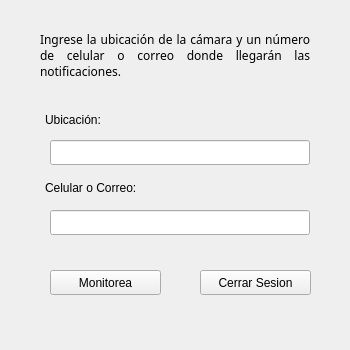
The window that Cliente/UI/monitoringWindow.ui (5lander/weaponDetectionSystem) describes before a commit, drawn with Qt 5.
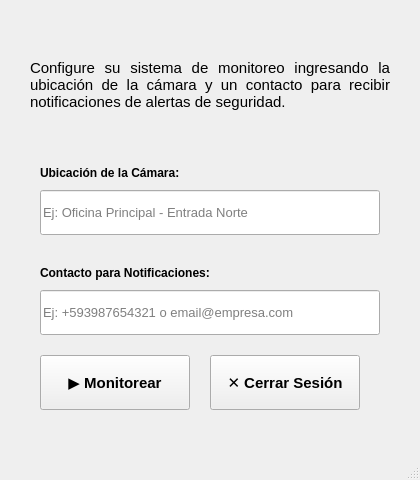
The same window after the commit. Icons and pictures are not drawn.

The edit to the form file:
```diff
--- a/Cliente/UI/monitoringWindow.ui
+++ b/Cliente/UI/monitoringWindow.ui
@@ -6,20 +6,20 @@
    <rect>
     <x>0</x>
     <y>0</y>
-    <width>350</width>
-    <height>350</height>
+    <width>420</width>
+    <height>480</height>
    </rect>
   </property>
   <property name="minimumSize">
    <size>
-    <width>350</width>
-    <height>350</height>
+    <width>420</width>
+    <height>480</height>
    </size>
   </property>
   <property name="maximumSize">
    <size>
-    <width>350</width>
-    <height>350</height>
+    <width>420</width>
+    <height>480</height>
    </size>
   </property>
   <property name="windowTitle">
@@ -29,20 +29,22 @@
    <widget class="QLabel" name="infoText">
     <property name="geometry">
      <rect>
-      <x>40</x>
-      <y>20</y>
-      <width>270</width>
-      <height>71</height>
+      <x>30</x>
+      <y>30</y>
+      <width>360</width>
+      <height>110</height>
      </rect>
     </property>
     <property name="font">
      <font>
-      <family>Arial Black</family>
-      <pointsize>9</pointsize>
+      <family>Segoe UI</family>
+      <pointsize>11</pointsize>
+      <weight>50</weight>
+      <bold>false</bold>
      </font>
     </property>
     <property name="text">
-     <string>Ingrese la ubicación de la cámara y un número de celular o correo donde llegarán las notificaciones.</string>
+     <string>Configure su sistema de monitoreo ingresando la ubicación de la cámara y un contacto para recibir notificaciones de alertas de seguridad.</string>
     </property>
     <property name="scaledContents">
      <bool>false</bool>
@@ -57,118 +59,156 @@
    <widget class="QLabel" name="ubicationLabel">
     <property name="geometry">
      <rect>
-      <x>45</x>
-      <y>110</y>
-      <width>270</width>
-      <height>20</height>
+      <x>40</x>
+      <y>160</y>
+      <width>220</width>
+      <height>25</height>
      </rect>
     </property>
     <property name="font">
      <font>
-      <family>Arial</family>
+      <family>Segoe UI</family>
+      <pointsize>9</pointsize>
+      <weight>75</weight>
+      <bold>true</bold>
      </font>
     </property>
     <property name="text">
-     <string>Ubicación:</string>
+     <string>Ubicación de la Cámara:</string>
     </property>
    </widget>
-   <widget class="QLabel" name="receiveLabel">
-    <property name="geometry">
-     <rect>
-      <x>45</x>
-      <y>180</y>
-      <width>270</width>
-      <height>16</height>
-     </rect>
-    </property>
-    <property name="font">
-     <font>
-      <family>Arial</family>
-     </font>
-    </property>
-    <property name="text">
-     <string>Celular o Correo:</string>
-    </property>
-   </widget>
+   
+   <!-- CAMPO DE UBICACIÓN CON ALTURA CORREGIDA -->
    <widget class="QLineEdit" name="ubicationInput">
     <property name="geometry">
      <rect>
-      <x>50</x>
-      <y>140</y>
-      <width>260</width>
-      <height>25</height>
+      <x>40</x>
+      <y>190</y>
+      <width>340</width>
+      <height>45</height>
      </rect>
     </property>
-    <property name="minimumSize">
-     <size>
-      <width>260</width>
-      <height>25</height>
-     </size>
+    <property name="font">
+     <font>
+      <family>Segoe UI</family>
+      <pointsize>10</pointsize>
+     </font>
     </property>
-    <property name="maximumSize">
-     <size>
-      <width>260</width>
+    <property name="placeholderText">
+     <string>Ej: Oficina Principal - Entrada Norte</string>
+    </property>
+   </widget>
+   
+   <widget class="QLabel" name="receiveLabel">
+    <property name="geometry">
+     <rect>
+      <x>40</x>
+      <y>260</y>
+      <width>220</width>
       <height>25</height>
-     </size>
+     </rect>
     </property>
     <property name="font">
      <font>
-      <family>Arial</family>
+      <family>Segoe UI</family>
+      <pointsize>9</pointsize>
+      <weight>75</weight>
+      <bold>true</bold>
      </font>
     </property>
+    <property name="text">
+     <string>Contacto para Notificaciones:</string>
+    </property>
    </widget>
    <widget class="QLineEdit" name="receiveInput">
     <property name="geometry">
      <rect>
-      <x>50</x>
-      <y>210</y>
-      <width>260</width>
-      <height>25</height>
+      <x>40</x>
+      <y>290</y>
+      <width>340</width>
+      <height>45</height>
      </rect>
     </property>
     <property name="font">
      <font>
-      <family>Arial</family>
+      <family>Segoe UI</family>
+      <pointsize>10</pointsize>
      </font>
     </property>
+    <property name="placeholderText">
+     <string>Ej: +593987654321 o email@empresa.com</string>
+    </property>
    </widget>
    <widget class="QPushButton" name="startMonitoring">
     <property name="geometry">
      <rect>
-      <x>50</x>
-      <y>270</y>
-      <width>111</width>
-      <height>25</height>
+      <x>40</x>
+      <y>355</y>
+      <width>150</width>
+      <height>55</height>
      </rect>
     </property>
     <property name="font">
      <font>
-      <family>Arial</family>
+      <family>Segoe UI</family>
+      <pointsize>11</pointsize>
+      <weight>75</weight>
+      <bold>true</bold>
      </font>
     </property>
     <property name="text">
-     <string>Monitorea</string>
+     <string>▶ Monitorear</string>
+    </property>
+    <property name="shortcut">
+     <string>Return</string>
     </property>
    </widget>
    <widget class="QPushButton" name="logoutButton">
     <property name="geometry">
      <rect>
-      <x>200</x>
-      <y>270</y>
-      <width>111</width>
-      <height>25</height>
+      <x>210</x>
+      <y>355</y>
+      <width>150</width>
+      <height>55</height>
      </rect>
     </property>
     <property name="font">
      <font>
-      <family>Arial</family>
+      <family>Segoe UI</family>
+      <pointsize>11</pointsize>
+      <weight>75</weight>
+      <bold>true</bold>
      </font>
     </property>
     <property name="text">
-     <string>Cerrar Sesion</string>
+     <string>✕ Cerrar Sesión</string>
     </property>
    </widget>
+
+   <!-- Área para la barra de progreso REPOSICIONADA -->
+   <widget class="QFrame" name="progressFrame">
+    <property name="geometry">
+     <rect>
+      <x>40</x>
+      <y>425</y>
+      <width>340</width>
+      <height>15</height>
+     </rect>
+    </property>
+   </widget>
+
   </widget>
+  <widget class="QMenuBar" name="menubar">
+   <property name="geometry">
+    <rect>
+     <x>0</x>
+     <y>0</y>
+     <width>420</width>
+     <height>21</height>
+    </rect>
+   </property>
+  </widget>
+  <widget class="QStatusBar" name="statusbar"/>
  </widget>
  <resources/>
  <connections/>
```
Left out of the diff: 16 changed lines with no effect on the pictures.
